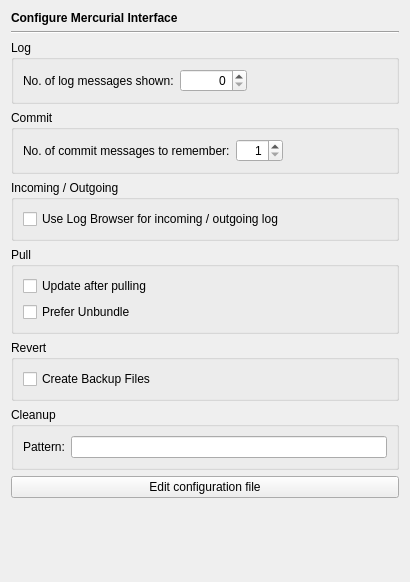
This is Plugins/VcsPlugins/vcsMercurial/ConfigurationPage/MercurialPage.ui in testmana2/test as Qt 5 draws it before an edit. The edited form follows.
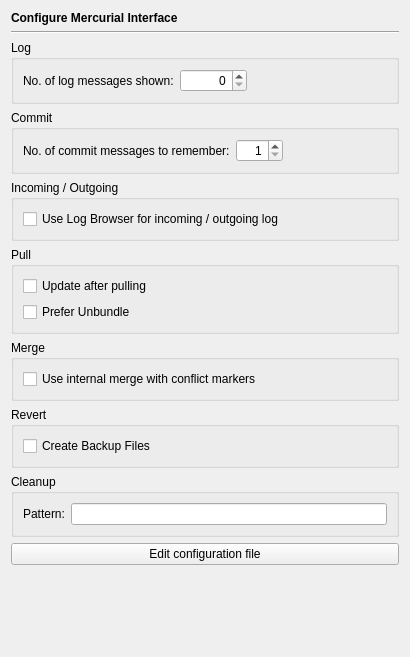
This is the edited form.

Commit message: Aded a configuration option to enforce the useage of the internal merge tool.

The edit to the form file:
```diff
--- a/Plugins/VcsPlugins/vcsMercurial/ConfigurationPage/MercurialPage.ui
+++ b/Plugins/VcsPlugins/vcsMercurial/ConfigurationPage/MercurialPage.ui
@@ -6,11 +6,11 @@
    <rect>
     <x>0</x>
     <y>0</y>
-    <width>406</width>
-    <height>582</height>
+    <width>408</width>
+    <height>657</height>
    </rect>
   </property>
-  <layout class="QVBoxLayout" name="verticalLayout_4">
+  <layout class="QVBoxLayout" name="verticalLayout_5">
    <item>
     <widget class="QLabel" name="headerLabel">
      <property name="text">
@@ -170,6 +170,29 @@
      </layout>
     </widget>
    </item>
+   <item>
+    <widget class="QGroupBox" name="groupBox_7">
+     <property name="title">
+      <string>Merge</string>
+     </property>
+     <layout class="QVBoxLayout" name="verticalLayout_4">
+      <item>
+       <widget class="QCheckBox" name="internalMergeCheckBox">
+        <property name="toolTip">
+         <string>Select to enforce usage of the Mercural internal merge tool</string>
+        </property>
+        <property name="whatsThis">
+         <string>&lt;b&gt;Internal Merge Tool&lt;/b&gt;
+&lt;p&gt;Select to enforce usage of the Mercural internal merge tool,which leaves conflict markers in the file in case of conflicting changes.&lt;/p&gt;</string>
+        </property>
+        <property name="text">
+         <string>Use internal merge with conflict markers</string>
+        </property>
+       </widget>
+      </item>
+     </layout>
+    </widget>
+   </item>
    <item>
     <widget class="QGroupBox" name="groupBox_6">
      <property name="title">
```
Left out of the diff: 1 changed line with no effect on the pictures. The commit also changes 14 other files.
